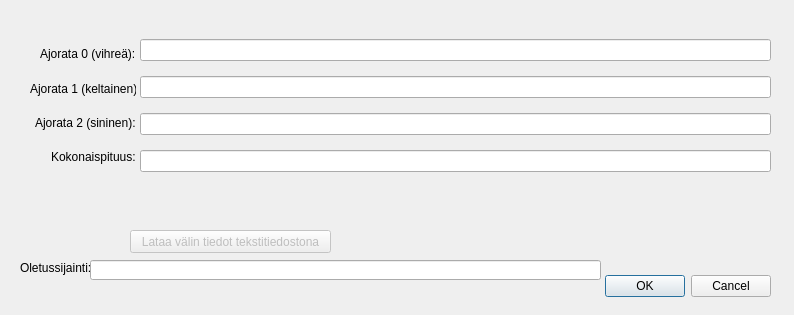
Qt form dialogs/Ajoradat_dialog.ui (finnishtransportagency/QGIS-tieosoitetyokalu) before a commit.
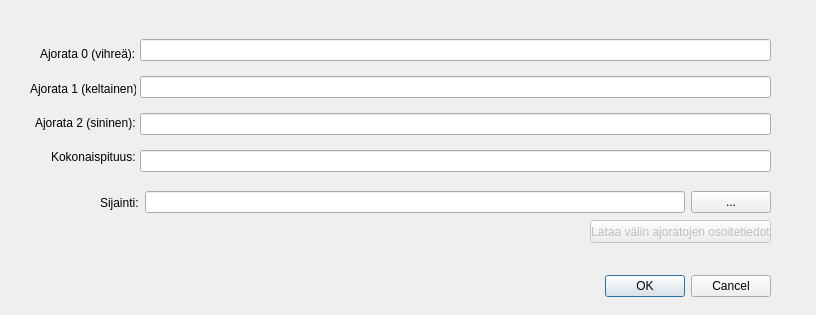
The same form after that commit.

Commit message: ajoradat csv tiedostona

Patch:
```diff
--- a/dialogs/Ajoradat_dialog.ui
+++ b/dialogs/Ajoradat_dialog.ui
@@ -6,7 +6,7 @@
    <rect>
     <x>0</x>
     <y>0</y>
-    <width>794</width>
+    <width>816</width>
     <height>315</height>
    </rect>
   </property>
@@ -99,38 +99,48 @@
    </property>
    <property name="geometry">
     <rect>
-     <x>130</x>
-     <y>230</y>
-     <width>201</width>
+     <x>590</x>
+     <y>220</y>
+     <width>181</width>
      <height>23</height>
     </rect>
    </property>
    <property name="text">
-    <string>Lataa välin tiedot tekstitiedostona</string>
+    <string>Lataa välin ajoratojen osoitetiedot</string>
    </property>
   </widget>
-  <widget class="QLabel" name="label_5">
+  <widget class="QWidget" name="">
    <property name="geometry">
     <rect>
-     <x>20</x>
-     <y>260</y>
-     <width>71</width>
-     <height>16</height>
+     <x>100</x>
+     <y>190</y>
+     <width>671</width>
+     <height>25</height>
     </rect>
    </property>
-   <property name="text">
-    <string>Oletussijainti:</string>
-   </property>
-  </widget>
-  <widget class="QLineEdit" name="PathlineEdit">
-   <property name="geometry">
-    <rect>
-     <x>90</x>
-     <y>260</y>
-     <width>511</width>
-     <height>20</height>
-    </rect>
-   </property>
+   <layout class="QHBoxLayout" name="horizontalLayout">
+    <item>
+     <widget class="QLabel" name="label_5">
+      <property name="text">
+       <string>Sijainti:</string>
+      </property>
+     </widget>
+    </item>
+    <item>
+     <widget class="QLineEdit" name="PathlineEdit">
+      <property name="readOnly">
+       <bool>true</bool>
+      </property>
+     </widget>
+    </item>
+    <item>
+     <widget class="QPushButton" name="pushButton_Path">
+      <property name="text">
+       <string>...</string>
+      </property>
+     </widget>
+    </item>
+   </layout>
   </widget>
  </widget>
  <resources/>
```
The commit also changes 3 other files.
